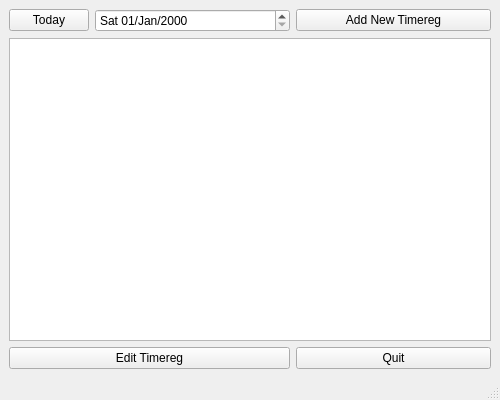
Before: the Qt Designer form src/pyuac_browse.ui in develer-staff/pyuac, drawn with Qt 5.
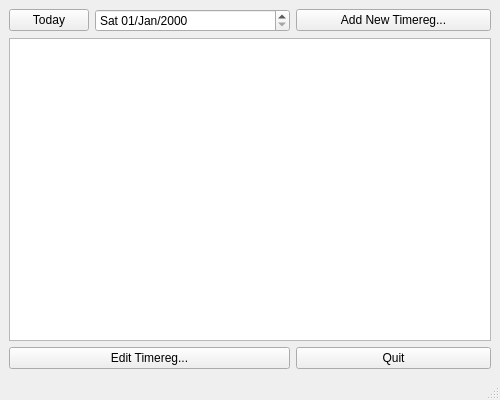
After: the same form once the commit is applied. Icons and pictures are not drawn.

Commit message: Riorganizzazione gui: label:, bottone che apre finestra...

Diff of the .ui file:
```diff
--- a/src/pyuac_browse.ui
+++ b/src/pyuac_browse.ui
@@ -3,8 +3,8 @@
  <widget class="QMainWindow" name="TimeBrowserWindow" >
   <property name="geometry" >
    <rect>
-    <x>50</x>
-    <y>60</y>
+    <x>0</x>
+    <y>0</y>
     <width>500</width>
     <height>400</height>
    </rect>
@@ -55,7 +55,7 @@
     <item row="2" column="0" colspan="2" >
      <widget class="QPushButton" name="btnEdit" >
       <property name="text" >
-       <string>Edit Timereg</string>
+       <string>Edit Timereg...</string>
       </property>
      </widget>
     </item>
@@ -86,7 +86,7 @@
        </sizepolicy>
       </property>
       <property name="text" >
-       <string>Add New Timereg</string>
+       <string>Add New Timereg...</string>
       </property>
      </widget>
     </item>
```
The commit also changes 2 other files.
